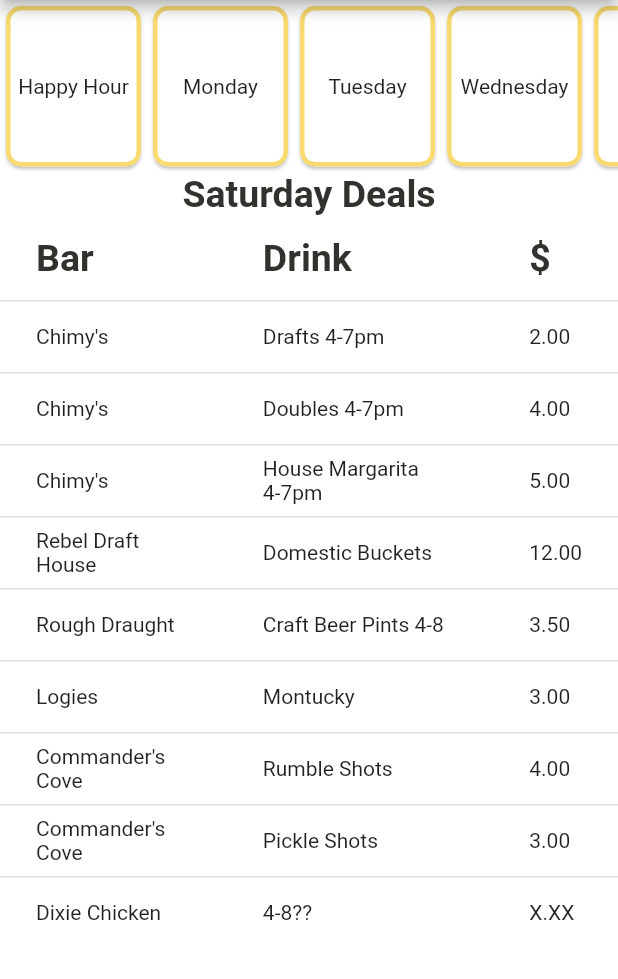
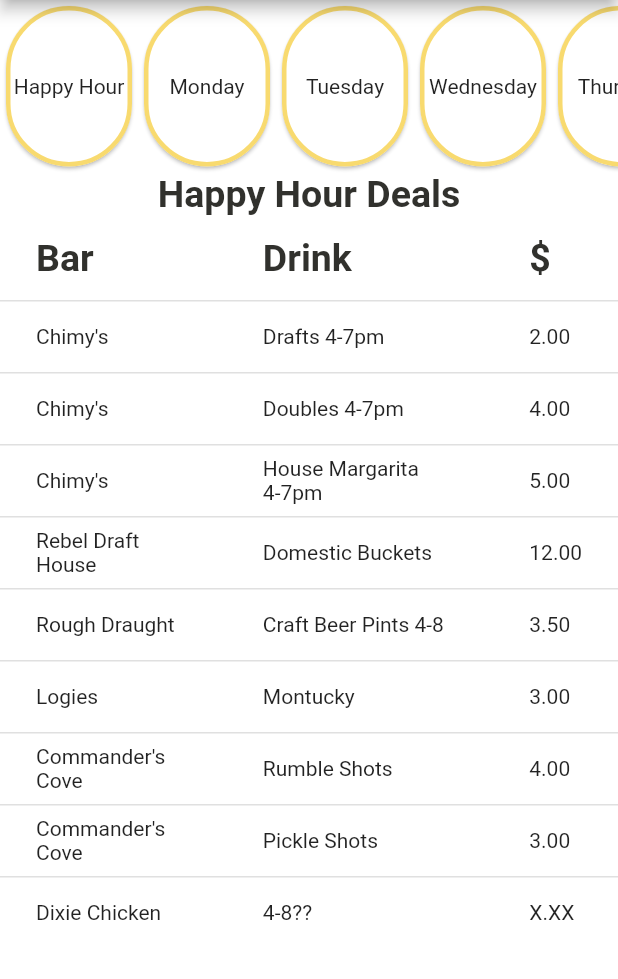
Before and after one commit to adriangl98/Clink, a Flutter app: the screen it shows after launch, after a tap on "Happy Hour", on a phone screen of 412 x 824 dp, the part 84-1063 px from its top. Run offline on Flutter 3.47's test engine with Material 2 defaults, Android fonts, the phone set to English and light mode, and no system bars.

Commit message:
Banner Changes to Day Name

```diff
--- /dev/null
+++ b/lib/banner_brain.dart
@@ -0,0 +1,20 @@
+import 'date_brain.dart';
+import 'package:flutter/material.dart';
+
+DateBrain dateBrain = DateBrain();
+
+class BannerBrain {
+  dayBanner(String txt) {
+    dynamic banner = Center(
+      child: Text(
+        txt,
+        style: const TextStyle(
+          color: Color.fromRGBO(49, 49, 45, 1),
+          fontSize: 25.0,
+          fontWeight: FontWeight.bold,
+        ),
+      ),
+    );
+    return banner;
+  }
+}
--- a/lib/main.dart
+++ b/lib/main.dart
@@ -2,6 +2,7 @@
 import 'date_brain.dart';
 import 'package:flutter/material.dart';
 import 'deal_brain.dart';
+import 'banner_brain.dart';
 
 DateBrain dateBrain = DateBrain();
 DealBrain dealBrain = DealBrain();
@@ -35,28 +36,19 @@
 }
 
 class _DayPageState extends State<DayPage> {
-  List<Map> _books = dealBrain.initialDeal();
-  String header = '';
-  bool isPressed = false;
-  var dayQuestion = Container(
-    child: Center(
-      child: Text(
-        dateBrain.currentDate() + ' Deals',
-        style: TextStyle(
-          color: Color.fromRGBO(49, 49, 45, 1),
-          fontSize: 25.0,
-          fontWeight: FontWeight.bold,
-        ),
-      ),
-    ),
-  );
+  List<Map> _books =
+      dealBrain.initialDeal(); // fills _books with current day deals
+  dynamic dayOfDeal = dateBrain.currentDate(); // initial banner day string
 
-  Card dayCard(String txt) {
-    return Card(
+  SizedBox dayCard(String txt) {
+    return SizedBox(
+      height: 50.5,
+      width: 92,
+      child: Card(
         color: Colors.white,
         shape: RoundedRectangleBorder(
           side: BorderSide(color: Color.fromRGBO(248, 218, 111, 1), width: 3),
-        borderRadius: BorderRadius.circular(10),
+          borderRadius: BorderRadius.circular(80),
         ),
         child: InkWell(
           splashColor: Color.fromRGBO(248, 218, 111, 1),
@@ -65,20 +57,28 @@
               () {
                 if (txt == 'Monday') {
                   _books = dealBrain.mondayDeals();
+                  dayOfDeal = txt; // changes banner string day to txt
                 } else if (txt == 'Tuesday') {
                   _books = dealBrain.tuesdayDeals();
+                  dayOfDeal = txt;
                 } else if (txt == 'Wednesday') {
                   _books = dealBrain.wednesdayDeals();
+                  dayOfDeal = txt;
                 } else if (txt == 'Thursday') {
                   _books = dealBrain.thursdayDeals();
+                  dayOfDeal = txt;
                 } else if (txt == 'Friday') {
                   _books = dealBrain.fridayDeals();
+                  dayOfDeal = txt;
                 } else if (txt == 'Saturday') {
                   _books = dealBrain.saturdayDeals();
+                  dayOfDeal = txt;
                 } else if (txt == 'Sunday') {
                   _books = dealBrain.sundayDeals();
+                  dayOfDeal = txt;
                 } else if (txt == 'Happy Hour') {
                   _books = dealBrain.happyHourDeals();
+                  dayOfDeal = txt;
                 }
               },
             );
@@ -91,11 +91,16 @@
             ),
           ),
         ),
+      ),
     );
   }
 
   @override
   Widget build(BuildContext context) {
+    String banner =
+        '$dayOfDeal Deals'; //initial banner according to the var $dayofDeals
+    dynamic dayBanner =
+        BannerBrain().dayBanner(banner); // banner is initialized
     return SafeArea(
       child: Column(
         children: <Widget>[
@@ -118,7 +123,7 @@
               ],
             ),
           ),
-          dayQuestion,
+          dayBanner, // Creates day Banner
           Expanded(
             child: SingleChildScrollView(
               scrollDirection: Axis.vertical,
```
Also changed, not shown: pubspec.lock, 2 other files. Lines whose indentation alone changed are shown as unchanged.
